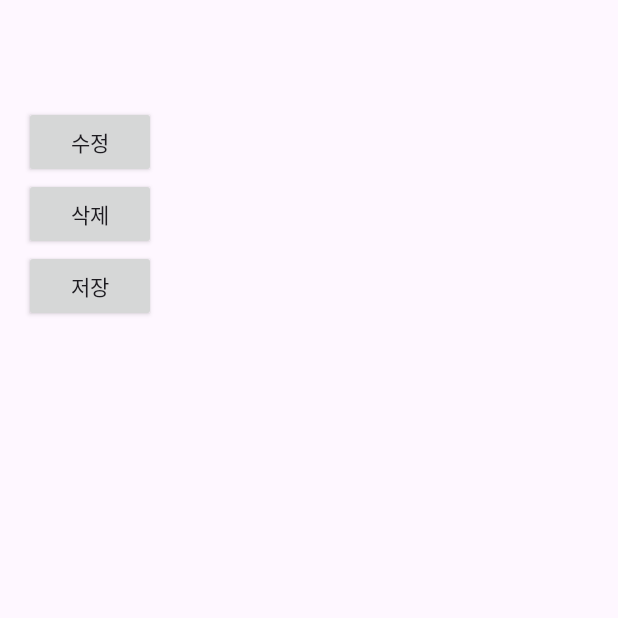
After one commit to Cha-Minho/MadCamp-Week2, an Android app: the PostDetailActivity screen opened directly, with no data from a screen before it, on a phone screen of 412 x 824 dp, the top half of it. The commit adds this screen. Run offline under Robolectric (Android 15) with nearby library versions, the phone set to English and light mode, and no system bars.

Commit message:
중후반 commit

```diff
--- a/app/src/main/AndroidManifest.xml
+++ b/app/src/main/AndroidManifest.xml
@@ -20,6 +20,12 @@
         android:theme="@style/Theme.Login"
         android:usesCleartextTraffic="true"
         tools:targetApi="31">
+        <activity
+            android:name=".EditPostActivity"
+            android:exported="false" />
+        <activity
+            android:name=".PostDetailActivity"
+            android:exported="false" />
         <activity
             android:name=".NewPostActivity"
             android:exported="false" />
--- /dev/null
+++ b/app/src/main/java/com/example/login/PostDetailActivity.java
@@ -0,0 +1,145 @@
+package com.example.login;
+
+import androidx.appcompat.app.AppCompatActivity;
+
+import android.content.Intent;
+import android.os.Bundle;
+import android.view.View;
+import android.widget.Button;
+import android.widget.TextView;
+
+import org.json.JSONException;
+import org.json.JSONObject;
+
+import java.io.IOException;
+
+import okhttp3.Call;
+import okhttp3.Callback;
+import okhttp3.MediaType;
+import okhttp3.OkHttpClient;
+import okhttp3.Request;
+import okhttp3.RequestBody;
+import okhttp3.Response;
+
+public class PostDetailActivity extends AppCompatActivity {
+    private TextView titleTextView;
+    private TextView contentTextView;
+    private Button reviseButton;
+    private Button removeButton;
+    private Button saveButton;
+
+    private String postTitle;
+    private String postContent;
+    private int postId;
+    private static final int EDIT_POST_REQUEST_CODE = 2;
+
+    @Override
+    protected void onCreate(Bundle savedInstanceState) {
+        super.onCreate(savedInstanceState);
+        setContentView(R.layout.activity_post_detail);
+
+        // Retrieve the data from the intent
+        Intent intent = getIntent();
+        postTitle = intent.getStringExtra("postTitle");
+        postContent = intent.getStringExtra("postContent");
+        postId = intent.getIntExtra("postId", -1);
+
+        // Initialize the views
+        titleTextView = findViewById(R.id.tv_title_detail);
+        contentTextView = findViewById(R.id.tv_content_detail);
+        reviseButton = findViewById(R.id.btn_revise_detail);
+        removeButton = findViewById(R.id.btn_remove_detail);
+        saveButton = findViewById(R.id.btn_save_detail);
+
+        // Set the initial title and content
+        titleTextView.setText(postTitle);
+        contentTextView.setText(postContent);
+
+        // Set the click listener for the revise button
+        reviseButton.setOnClickListener(new View.OnClickListener() {
+            @Override
+            public void onClick(View view) {
+                // Start the EditPostActivity with the current title and content
+                Intent editIntent = new Intent(PostDetailActivity.this, EditPostActivity.class);
+                editIntent.putExtra("postTitle", postTitle);
+                editIntent.putExtra("postContent", postContent);
+                editIntent.putExtra("postId", postId);
+                startActivityForResult(editIntent, EDIT_POST_REQUEST_CODE);
+            }
+        });
+
+        removeButton.setOnClickListener(new View.OnClickListener() {
+            @Override
+            public void onClick(View v) {
+                removeRequest();
+                finish();
+            }
+        });
+
+        saveButton.setOnClickListener(new View.OnClickListener() {
+            @Override
+            public void onClick(View v) {
+                finish();
+            }
+        });
+    }
+    private void removeRequest() {
+        OkHttpClient client = new OkHttpClient();
+
+        // Construct the JSON object
+        JSONObject jsonObject = new JSONObject();
+        try {
+            jsonObject.put("postId", postId);
+        } catch (JSONException e) {
+            e.printStackTrace();
+        }
+
+        // Create a request body with the appropriate MediaType
+        MediaType JSON = MediaType.parse("application/json; charset=utf-8");
+        RequestBody body = RequestBody.create(JSON, jsonObject.toString());
+
+        // Build the request
+        Request request = new Request.Builder()
+                .url("https://6ef2-192-249-19-234.ngrok-free.app/delete_post/") // replace with your actual URL and append the ID of the post
+                .post(body)
+                .build();
+
+        // Execute the request and retrieve the response
+        client.newCall(request).enqueue(new Callback() {
+            @Override
+            public void onFailure(Call call, IOException e) {
+                e.printStackTrace();
+            }
+
+            @Override
+            public void onResponse(Call call, final Response response) throws IOException {
+                if (!response.isSuccessful()) {
+                    throw new IOException("Unexpected code " + response);
+                } else {
+                    // Do something with the response
+                }
+            }
+        });
+    }
+
+    @Override
+    protected void onActivityResult(int requestCode, int resultCode, Intent data) {
+        super.onActivityResult(requestCode, resultCode, data);
+
+        if (requestCode == EDIT_POST_REQUEST_CODE && resultCode == RESULT_OK) {
+            // Retrieve the updated title and content from the EditPostActivity
+            if (data != null) {
+                String updatedTitle = data.getStringExtra("updatedTitle");
+                String updatedContent = data.getStringExtra("updatedContent");
+
+                // Update the views with the updated title and content
+                titleTextView.setText(updatedTitle);
+                contentTextView.setText(updatedContent);
+
+                // Update the postTitle and postContent variables
+                postTitle = updatedTitle;
+                postContent = updatedContent;
+            }
+        }
+    }
+}
--- /dev/null
+++ b/app/src/main/res/layout/activity_post_detail.xml
@@ -0,0 +1,40 @@
+<?xml version="1.0" encoding="utf-8"?>
+<LinearLayout xmlns:android="http://schemas.android.com/apk/res/android"
+    android:layout_width="match_parent"
+    android:layout_height="match_parent"
+    android:orientation="vertical"
+    android:padding="16dp">
+
+    <TextView
+        android:id="@+id/tv_title_detail"
+        android:layout_width="match_parent"
+        android:layout_height="wrap_content"
+        android:textSize="18sp"
+        android:textStyle="bold" />
+
+    <TextView
+        android:id="@+id/tv_content_detail"
+        android:layout_width="match_parent"
+        android:layout_height="wrap_content"
+        android:textSize="16sp"
+        android:layout_marginTop="8dp" />
+
+    <android.widget.Button
+        android:id="@+id/btn_revise_detail"
+        android:layout_width="wrap_content"
+        android:layout_height="wrap_content"
+        android:text="수정"/>
+
+    <android.widget.Button
+        android:id="@+id/btn_remove_detail"
+        android:layout_width="wrap_content"
+        android:layout_height="wrap_content"
+        android:text="삭제"/>
+
+    <android.widget.Button
+        android:id="@+id/btn_save_detail"
+        android:layout_width="wrap_content"
+        android:layout_height="wrap_content"
+        android:text="저장"/>
+
+</LinearLayout>
```
Also changed, not shown: app/src/main/java/com/example/login/EditPostActivity.java (added, +112 -0 lines), app/src/main/java/com/example/login/Frag1.java (+42 -12 lines), app/src/main/java/com/example/login/PostAdapter.java (+29 -3 lines), app/src/main/res/layout/activity_edit_post.xml (added, +26 -0 lines).
